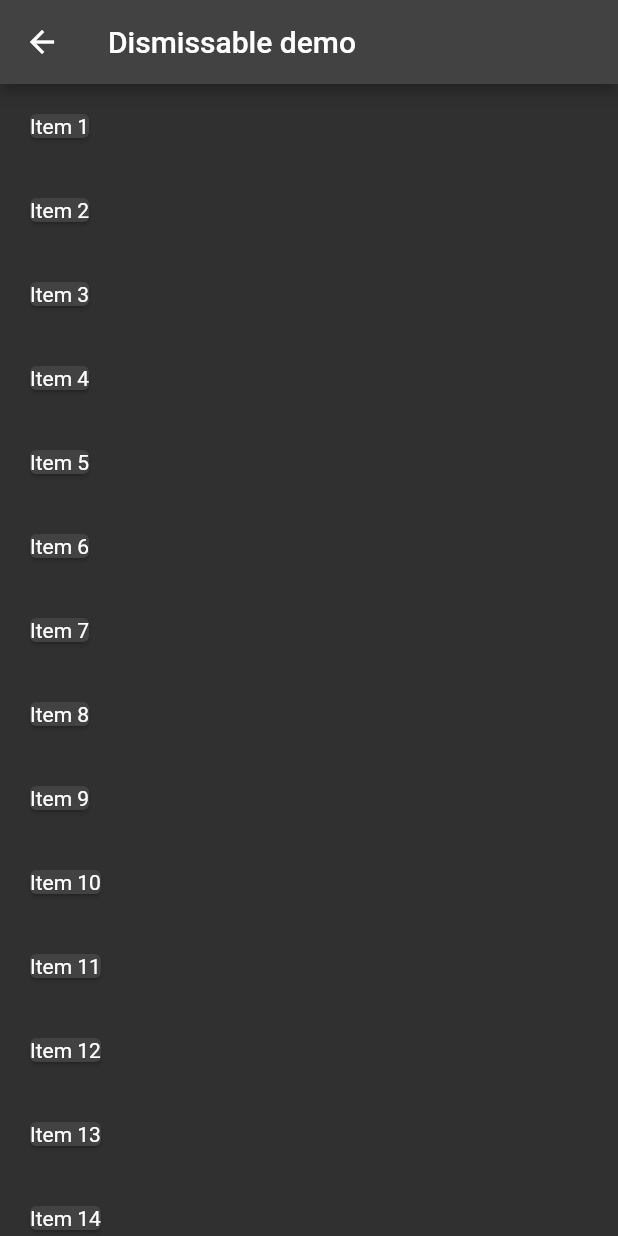
After one commit to MohamedAbdelmaboud/NotesApp, a Flutter app: the TestView screen opened directly, on a phone screen of 412 x 824 dp. The commit adds this screen. Run offline on Flutter 3.47's test engine with Material 2 defaults, Android fonts, the phone set to English and light mode, and no system bars; our stand-ins replace flutter_bloc, flutter_slidable, flutter_spinkit, google_fonts, hive, hive_flutter; accounts and stored records are empty.

Commit message:
some changes

```diff
--- a/lib/main.dart
+++ b/lib/main.dart
@@ -5,6 +5,7 @@ import 'package:notes_app/constants.dart';
 import 'package:notes_app/cubits/notes_cubit/notes_cubit.dart';
 import 'package:notes_app/models/note_model.dart';
 import 'package:notes_app/simple_boc_observer.dart';
+import 'package:notes_app/views/details_view.dart';
 import 'package:notes_app/views/edit_note_view.dart';
 import 'package:notes_app/views/notes_view.dart';
 
@@ -31,6 +32,7 @@ class MyApp extends StatelessWidget {
         routes: {
           NotesView.id: (context) => const NotesView(),
           EditNoteView.id: (context) => const EditNoteView(),
+          DetailsView.id:(context) => const DetailsView(),
         },
         debugShowCheckedModeBanner: false,
         theme: ThemeData(brightness: Brightness.dark),
--- /dev/null
+++ b/lib/views/test_view.dart
@@ -0,0 +1,45 @@
+import 'package:flutter/material.dart';
+
+class TestView extends StatefulWidget {
+  const TestView({Key? key}) : super(key: key);
+  static String id = 'TestView';
+  @override
+  State<TestView> createState() => _TestViewState();
+}
+
+class _TestViewState extends State<TestView> {
+  @override
+  final items = List<String>.generate(20, (i) => "Item ${i + 1}");
+
+  @override
+  Widget build(BuildContext context) {
+    return Scaffold(
+      appBar: AppBar(
+        title: const Text("Dismissable demo"),
+      ),
+      body: ListView.builder(
+        itemCount: items.length,
+        itemBuilder: (context, index) {
+          final item = items[index];
+          return Dismissible(
+              key: Key(item),
+              onDismissed: (direction) {
+                setState(() {
+                  items.removeAt(index);
+                });
+                ScaffoldMessenger.of(context)
+                    .showSnackBar(SnackBar(content: Text("$item dismissed")));
+              },
+              background: Container(
+                color: Colors.red,
+                child: const Icon(Icons.delete),
+              ),
+              child: Card(
+                margin: const EdgeInsets.all(20),
+                child: Text(item),
+              ));
+        },
+      ),
+    );
+  }
+}
```
Also changed, not shown: lib/views/details_view.dart (added, +61 -0 lines), lib/widgets/note_item.dart (+9 -2 lines), assets/images/icon.png (added), lib/widgets/show_snack_bar.dart (line endings or trailing spaces).
